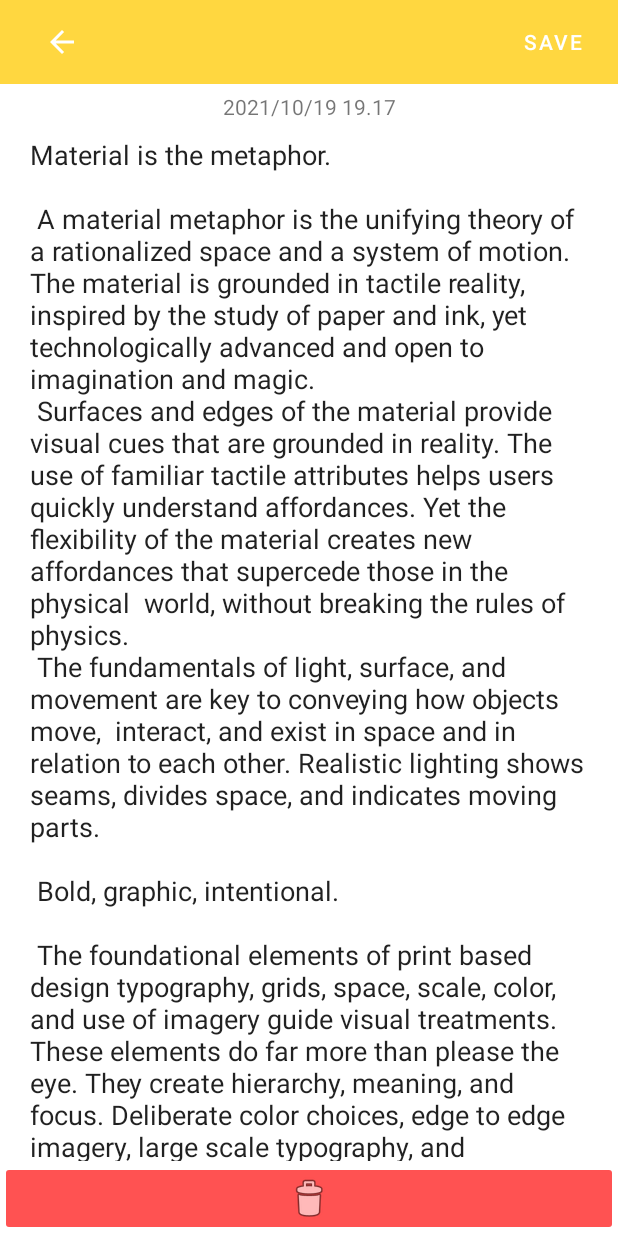
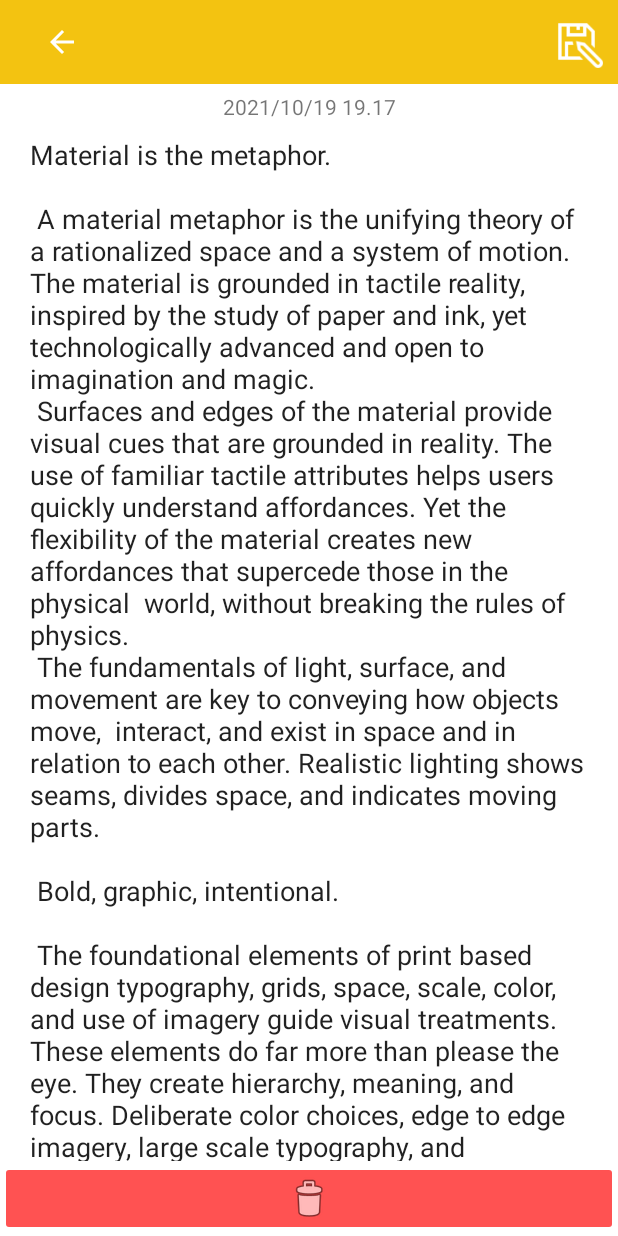
Before and after one commit to piggest-kyh/MyLovelyNotepad, an Android app: the layout activity_note.xml on its own in the app's theme, with its tools: preview values and no code run, on a phone screen of 412 x 824 dp. Run offline under Robolectric (Android 15) with nearby library versions, the phone set to English and light mode, and no system bars.

Commit message:
Updated save icon

```diff
--- a/app/src/main/java/com/piggest/mylovelynotepad/Controller/MainActivity.kt
+++ b/app/src/main/java/com/piggest/mylovelynotepad/Controller/MainActivity.kt
@@ -42,6 +42,7 @@ class MainActivity : AppCompatActivity() {
 
         //create an adapter for RecyclerView list and adding on item click lambda expression for complete intent in case of click on specific row
         // with additional information about item
+
         adapter = NoteAdapter(this, DataService.notes) {
             Intent(this, NoteActivity::class.java)
                 .putExtra("newNote", false)
@@ -55,6 +56,8 @@ class MainActivity : AppCompatActivity() {
         val notesListView = findViewById<RecyclerView>(R.id.notes_list_view)
         notesListView.adapter = adapter
         notesListView.layoutManager = LinearLayoutManager(this)
+
+        DataService.printToast(this, "Hello world")
     }
 
     override fun onResume() {
--- a/app/src/main/java/com/piggest/mylovelynotepad/Services/DataService.kt
+++ b/app/src/main/java/com/piggest/mylovelynotepad/Services/DataService.kt
@@ -31,5 +31,4 @@ object DataService {
     fun printToast(context: Context, message: String) {
         Toast.makeText(context, message, Toast.LENGTH_LONG).apply { show() }
     }
-
 }
--- a/app/src/main/res/layout/activity_note.xml
+++ b/app/src/main/res/layout/activity_note.xml
@@ -11,7 +11,7 @@
         android:layout_width="match_parent"
         android:layout_height="wrap_content"
         android:layout_weight="1"
-        android:background="#FFD740"
+        android:background="#F3C311"
         android:minHeight="?attr/actionBarSize"
         android:theme="?attr/actionBarTheme"
         app:layout_constraintEnd_toEndOf="parent"
@@ -24,16 +24,17 @@
             android:background="#00FFFFFF"
             android:src="?attr/actionModeCloseDrawable" />
 
-        <Button
+        <ImageButton
             android:id="@+id/save_button"
-            android:layout_width="wrap_content"
-            android:layout_height="wrap_content"
+            android:layout_width="35dp"
+            android:layout_height="35dp"
             android:layout_gravity="end"
+            android:layout_marginRight="10dp"
             android:layout_weight="1"
             android:background="#00FFFFFF"
-            android:text="@string/save"
-            tools:layout_editor_absoluteX="314dp"
-            tools:layout_editor_absoluteY="4dp" />
+            android:scaleType="fitXY"
+            android:src="@drawable/icons8_save_as_64"
+            android:text="@string/save" />
     </androidx.appcompat.widget.Toolbar>
 
 
```
Also changed, not shown: app/src/main/res/drawable/icons8_save_as_64.png (added).
